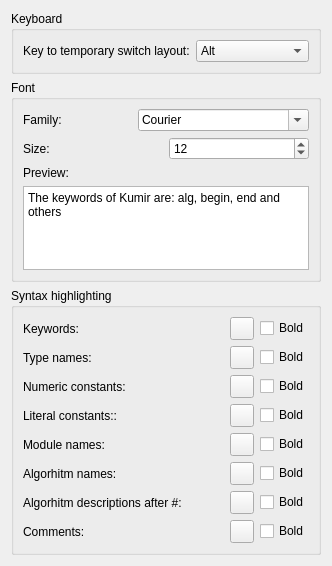
Old version of the form src/plugins/editor/settingspage.ui in the repository victor-yacovlev/kumir2.
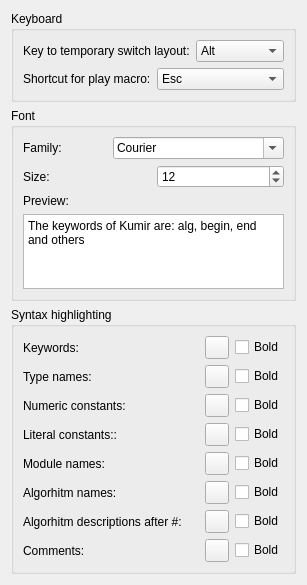
New version of the form.

The edit to the form file:
```diff
--- a/src/plugins/editor/settingspage.ui
+++ b/src/plugins/editor/settingspage.ui
@@ -6,8 +6,8 @@
    <rect>
     <x>0</x>
     <y>0</y>
-    <width>332</width>
-    <height>566</height>
+    <width>300</width>
+    <height>585</height>
    </rect>
   </property>
   <property name="windowTitle">
@@ -19,6 +19,8 @@
      <property name="title">
       <string>Keyboard</string>
      </property>
+     <layout class="QVBoxLayout" name="verticalLayout_4">
+      <item>
      <layout class="QHBoxLayout" name="horizontalLayout_11">
       <item>
        <widget class="QLabel" name="label_12">
@@ -60,6 +62,33 @@
          </property>
         </item>
        </widget>
+        </item>
+       </layout>
+      </item>
+      <item>
+       <layout class="QHBoxLayout" name="horizontalLayout_12">
+        <item>
+         <widget class="QLabel" name="label_13">
+          <property name="text">
+           <string>Shortcut for play macro:</string>
+          </property>
+         </widget>
+        </item>
+        <item>
+         <widget class="QComboBox" name="macroPlayKey">
+          <item>
+           <property name="text">
+            <string>Esc</string>
+           </property>
+          </item>
+          <item>
+           <property name="text">
+            <string>Ctrl+M</string>
+           </property>
+          </item>
+         </widget>
+        </item>
+       </layout>
       </item>
      </layout>
     </widget>
```
Lines whose indentation alone changed are shown as unchanged.
